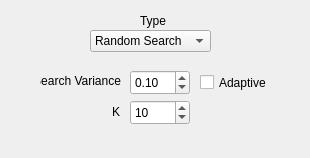
Above: _AlgorithmsPlugins/Maximizers/paramsMaximizers.ui from b4silio/MLDemos before the change. Below: the same form after it.
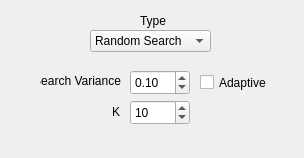
That is the form after the change.

What changed in the file:
```diff
--- a/_AlgorithmsPlugins/Maximizers/paramsMaximizers.ui
+++ b/_AlgorithmsPlugins/Maximizers/paramsMaximizers.ui
@@ -6,7 +6,7 @@
    <rect>
     <x>0</x>
     <y>0</y>
-    <width>310</width>
+    <width>304</width>
     <height>158</height>
    </rect>
   </property>
```
